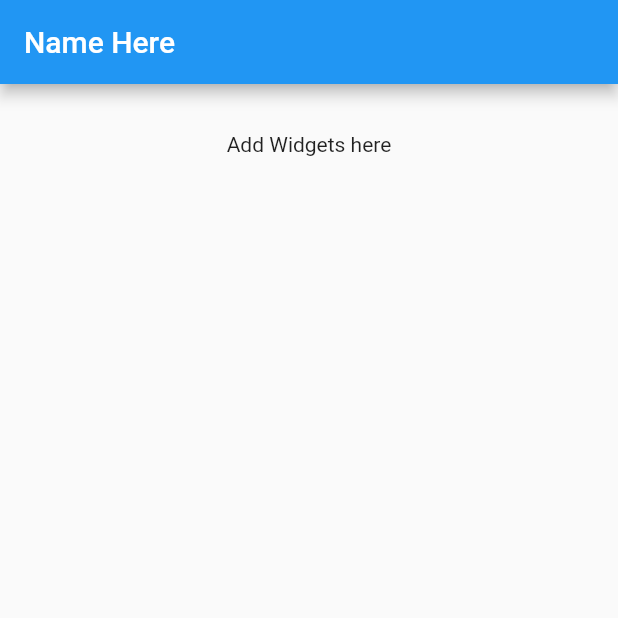
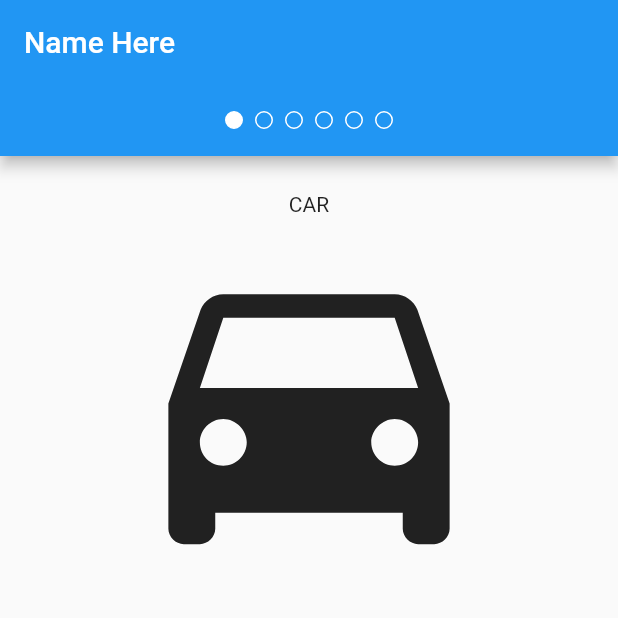
Before and after one commit to addeeandra/flutter-course-udemy, a Flutter app: the screen it shows after launch, on a phone screen of 412 x 824 dp, the top half of it. Run offline on Flutter 3.47's test engine with Material 2 defaults, Android fonts, the phone set to English and light mode, and no system bars.

Commit message:
added tabbarview

```diff
--- a/lib/main.dart
+++ b/lib/main.dart
@@ -9,21 +9,68 @@ class MyApp extends StatefulWidget {
   }
 }
 
-class _State extends State<MyApp> {
+class Choice {
+
+  final String title;
+  final IconData icon;
+
+  const Choice({this.title, this.icon});
+
+}
+
+class _State extends State<MyApp> with SingleTickerProviderStateMixin {
+
+  TabController _controller;
+  List<Choice> _items = const <Choice>[
+    const Choice(title: 'CAR', icon: Icons.directions_car),
+    const Choice(title: 'BICYCLE', icon: Icons.directions_bike),
+    const Choice(title: 'BOAT', icon: Icons.directions_boat),
+    const Choice(title: 'BUS', icon: Icons.directions_bus),
+    const Choice(title: 'TRAIN', icon: Icons.directions_railway),
+    const Choice(title: 'WALK', icon: Icons.directions_walk),
+  ];
+
+  @override
+  void initState() {
+    _controller = new TabController(length: _items.length, vsync: this);
+    super.initState();
+  }
+
   @override
   Widget build(BuildContext context) {
     return Scaffold(
       appBar: AppBar(
         title: Text('Name Here'),
+        bottom: PreferredSize(
+          preferredSize: const Size.fromHeight(48.0),
+          child: Theme(
+              data: Theme.of(context).copyWith(accentColor: Colors.white),
+              child: Container(
+                height: 48.0,
+                alignment: Alignment.center,
+                child: TabPageSelector(
+                  controller: _controller,
+                )
+              )
+          ),
+        )
       ),
-      body: Container(
-        padding: EdgeInsets.all(32),
-        child: Center(
-          child: Column(
-            children: <Widget>[Text('Add Widgets here')],
-          ),
-        ),
-      ),
+      body: TabBarView(
+        controller: _controller,
+        children: _items.map((Choice item) {
+          return Container(
+            padding: EdgeInsets.all(24.0),
+            child: Center(
+              child: Column(
+                children: <Widget>[
+                  Text(item.title),
+                  Icon(item.icon, size: 250,)
+                ],
+              )
+            )
+          );
+        }).toList()
+      )
     );
   }
 }
```
